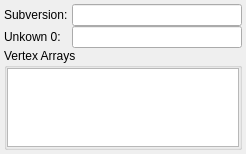
Qt form widgets/ModelForm.ui (blank63/j3dview) before a commit.
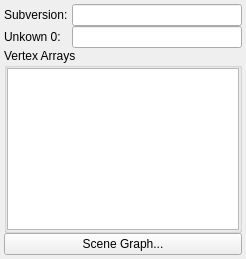
The same form after that commit.

Commit message: Added scene graph dialog

What changed in the file:
```diff
--- a/widgets/ModelForm.ui
+++ b/widgets/ModelForm.ui
@@ -7,7 +7,7 @@
     <x>0</x>
     <y>0</y>
     <width>246</width>
-    <height>154</height>
+    <height>259</height>
    </rect>
   </property>
   <property name="windowTitle">
@@ -88,11 +88,31 @@
        <number>0</number>
       </property>
       <item>
-       <widget class="QPlainTextEdit" name="vertex_array_info"/>
+       <widget class="QPlainTextEdit" name="vertex_array_info">
+        <property name="minimumSize">
+         <size>
+          <width>0</width>
+          <height>100</height>
+         </size>
+        </property>
+        <property name="lineWrapMode">
+         <enum>QPlainTextEdit::NoWrap</enum>
+        </property>
+        <property name="readOnly">
+         <bool>true</bool>
+        </property>
+       </widget>
       </item>
      </layout>
     </widget>
    </item>
+   <item row="3" column="0" colspan="2">
+    <widget class="QPushButton" name="scene_graph_button">
+     <property name="text">
+      <string>Scene Graph...</string>
+     </property>
+    </widget>
+   </item>
   </layout>
  </widget>
  <resources/>
```
Left out of the diff: 6 changed lines with no effect on the pictures. The commit also changes 2 other files.
